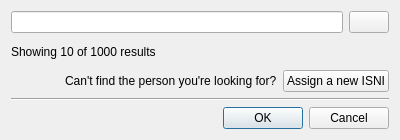
Old version of the form resources/ui/isni_dialog.ui in the repository Iconoclasteinc/tgit.
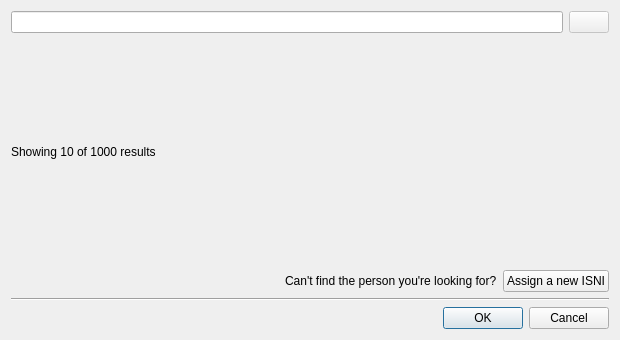
New version of the form. Icons and pictures are not drawn.

Commit message: Add lookup to the isni dialog.

What changed in the file:
```diff
--- a/resources/ui/isni_dialog.ui
+++ b/resources/ui/isni_dialog.ui
@@ -6,10 +6,28 @@
    <rect>
     <x>0</x>
     <y>0</y>
-    <width>400</width>
-    <height>140</height>
+    <width>620</width>
+    <height>340</height>
    </rect>
   </property>
+  <property name="sizePolicy">
+   <sizepolicy hsizetype="Fixed" vsizetype="Fixed">
+    <horstretch>0</horstretch>
+    <verstretch>0</verstretch>
+   </sizepolicy>
+  </property>
+  <property name="minimumSize">
+   <size>
+    <width>620</width>
+    <height>340</height>
+   </size>
+  </property>
+  <property name="maximumSize">
+   <size>
+    <width>620</width>
+    <height>340</height>
+   </size>
+  </property>
   <property name="windowTitle">
    <string>TGiT</string>
   </property>
@@ -23,7 +41,7 @@
   <property name="modal">
    <bool>true</bool>
   </property>
-  <layout class="QVBoxLayout" name="verticalLayout">
+  <layout class="QVBoxLayout" name="verticalLayout" stretch="0,0,1,0,0,0">
    <item>
     <layout class="QHBoxLayout" name="_lookup_container">
      <item>
@@ -31,6 +49,9 @@
      </item>
      <item>
       <widget class="QPushButton" name="_lookup_button">
+       <property name="enabled">
+        <bool>false</bool>
+       </property>
        <property name="icon">
         <iconset resource="../resources.qrc">
          <normaloff>:/icons/search</normaloff>:/icons/search</iconset>
```
Left out of the diff: 6 changed lines with no effect on the pictures. The commit also changes 17 other files.
